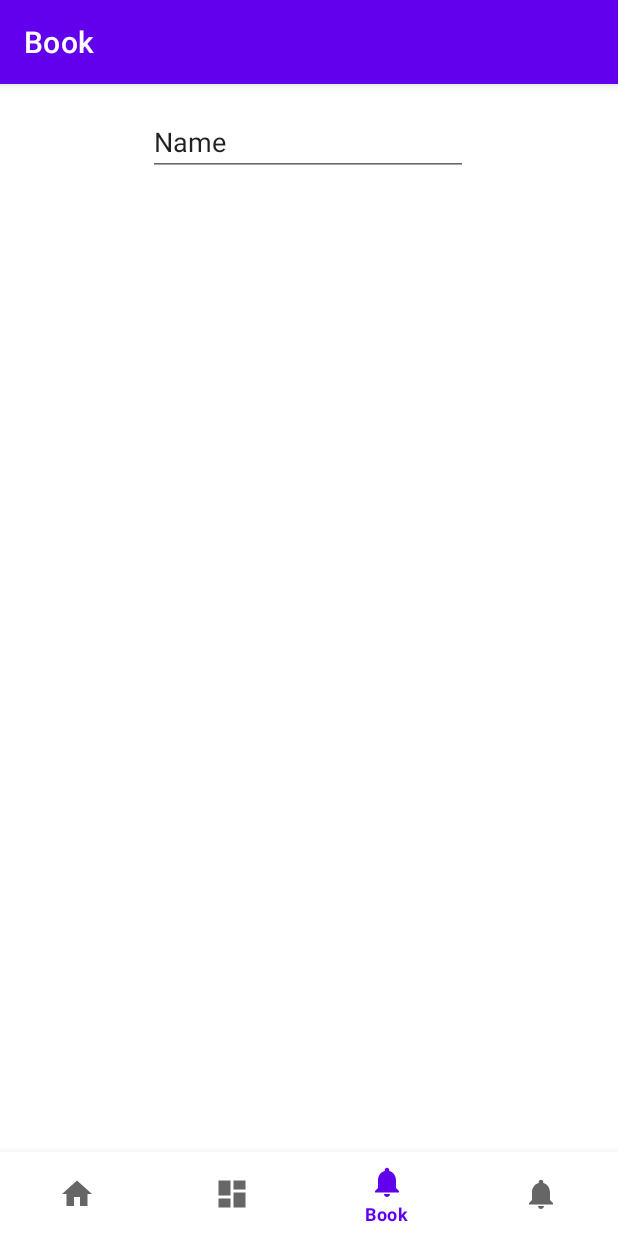
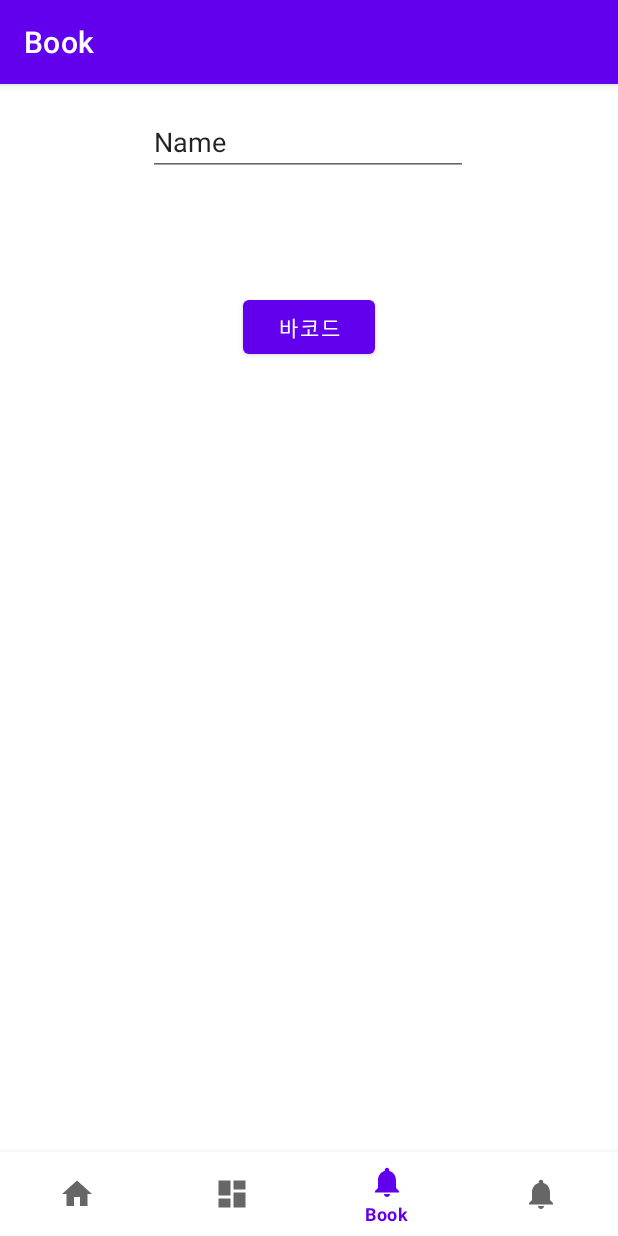
Before and after one commit to dongcheolpark/BookTree, an Android app: the BookFragment screen opened through its navigation route, on a phone screen of 412 x 824 dp. Run offline under Robolectric (Android 15) with nearby library versions, the phone set to English and light mode, and no system bars; our stand-ins replace navigation-ui; pictures from the network do not load.

Commit message:
바코드스캔 기능 추가

```diff
--- a/Android/app/build.gradle
+++ b/Android/app/build.gradle
@@ -50,6 +50,7 @@ dependencies {
     implementation 'com.squareup.retrofit2:converter-gson:2.6.0'
     implementation 'org.awaitility:awaitility:4.2.0'
     implementation("org.assertj:assertj-core:3.11.1")
+    implementation 'com.journeyapps:zxing-android-embedded:4.3.0'
     implementation platform('com.google.firebase:firebase-bom:31.0.2')
     implementation 'com.google.firebase:firebase-analytics'
     implementation 'com.github.bumptech.glide:glide:4.9.0'
--- a/Android/app/src/main/AndroidManifest.xml
+++ b/Android/app/src/main/AndroidManifest.xml
@@ -22,6 +22,12 @@
       </intent-filter>
     </activity>
     <activity android:name=".BookDetailActivity"/>
+
+    <activity android:name="com.journeyapps.barcodescanner.CaptureActivity"
+        android:screenOrientation="fullSensor"
+        tools:replace="screenOrientation"/>
+
+    <activity android:name=".ui.book.BarcodeScanActivity"/>
   </application>
 
 </manifest>
--- a/Android/app/src/main/java/com/booktree/MainActivity.java
+++ b/Android/app/src/main/java/com/booktree/MainActivity.java
@@ -1,6 +1,9 @@
 package com.booktree;
 
+import android.content.Intent;
 import android.os.Bundle;
+import android.widget.Toast;
+import com.booktree.ui.book.BarcodeScanActivity;
 import com.google.android.material.bottomnavigation.BottomNavigationView;
 import androidx.appcompat.app.AppCompatActivity;
 import androidx.navigation.NavController;
@@ -30,5 +33,9 @@ public class MainActivity extends AppCompatActivity {
     NavigationUI.setupActionBarWithNavController(this, navController, appBarConfiguration);
     NavigationUI.setupWithNavController(binding.navView, navController);
   }
-
+  public void startBarcodeMain(){
+//    Toast.makeText(this,"실행중",Toast.LENGTH_SHORT).show();
+    Intent intent = new Intent(this, BarcodeScanActivity.class);
+    startActivity(intent);
+  }
 }
--- a/Android/app/src/main/java/com/booktree/ui/book/BookFragment.java
+++ b/Android/app/src/main/java/com/booktree/ui/book/BookFragment.java
@@ -1,6 +1,4 @@
 package com.booktree.ui.book;
-
-import static android.content.ContentValues.TAG;
 
 import android.os.Bundle;
 import android.util.Log;
--- a/Android/app/src/main/res/layout/fragment_book.xml
+++ b/Android/app/src/main/res/layout/fragment_book.xml
@@ -30,4 +30,14 @@
     app:layout_constraintStart_toStartOf="parent"
     app:layout_constraintTop_toBottomOf="@+id/searchBookInfo"
     app:layout_constraintVertical_bias="0.0"/>
+
+  <Button
+      android:id="@+id/barcodeBtn"
+      android:layout_width="wrap_content"
+      android:layout_height="wrap_content"
+      android:layout_marginTop="138dp"
+      android:text="바코드"
+      app:layout_constraintEnd_toEndOf="parent"
+      app:layout_constraintStart_toStartOf="parent"
+      app:layout_constraintTop_toTopOf="parent" />
 </androidx.constraintlayout.widget.ConstraintLayout>
--- a/Android/build.gradle
+++ b/Android/build.gradle
@@ -5,7 +5,7 @@ buildscript {
         mavenCentral()
     }
     dependencies {
-        classpath "com.android.tools.build:gradle:7.0.0"
+        classpath 'com.android.tools.build:gradle:7.3.1'
         classpath 'com.google.gms:google-services:4.3.13'
 
         // NOTE: Do not place your application dependencies here; they belong
```
Also changed, not shown: Android/app/src/main/java/com/booktree/ui/book/BarcodeScanActivity.java (added, +45 -0 lines).
